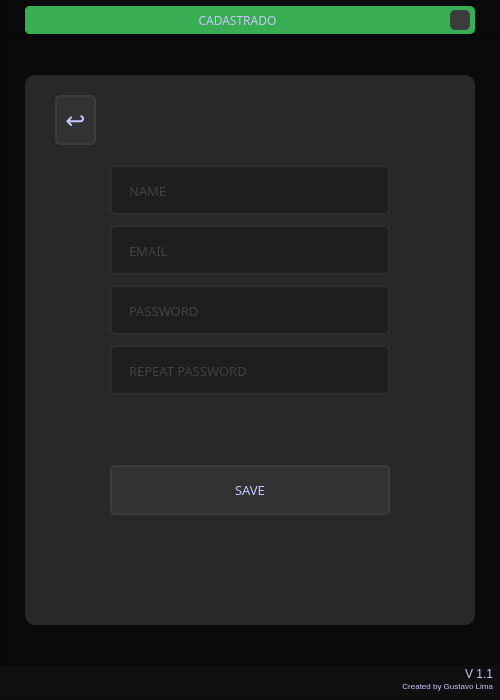
Qt form Qt/make_user.ui (GLimas99/MakeForms) before a commit.
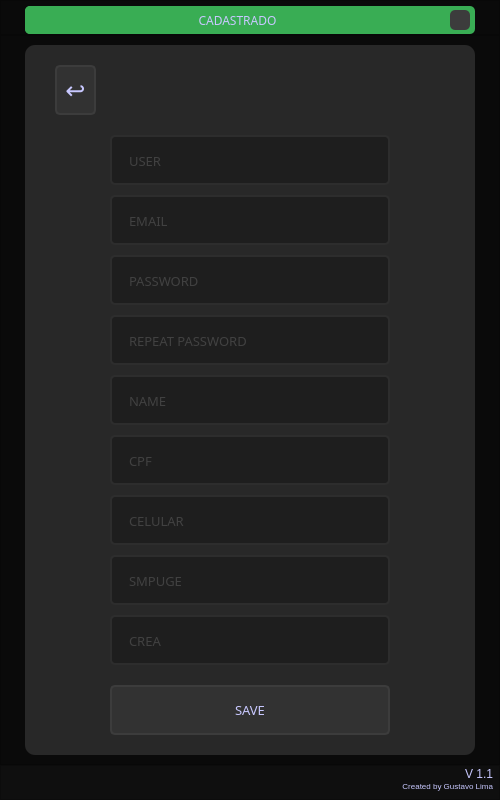
The same form after that commit. Icons and pictures are not drawn.

```diff
--- a/Qt/make_user.ui
+++ b/Qt/make_user.ui
@@ -7,7 +7,7 @@
     <x>0</x>
     <y>0</y>
     <width>500</width>
-    <height>700</height>
+    <height>800</height>
    </rect>
   </property>
   <property name="font">
@@ -177,7 +177,7 @@
          <property name="maximumSize">
           <size>
            <width>450</width>
-           <height>550</height>
+           <height>800</height>
           </size>
          </property>
          <property name="styleSheet">
@@ -247,7 +247,7 @@
            <number>32</number>
           </property>
           <property name="placeholderText">
-           <string>NAME</string>
+           <string>USER</string>
           </property>
          </widget>
          <widget class="QLineEdit" name="txt_email">
@@ -368,7 +368,7 @@
           <property name="geometry">
            <rect>
             <x>85</x>
-            <y>390</y>
+            <y>640</y>
             <width>280</width>
             <height>50</height>
            </rect>
@@ -434,6 +434,196 @@
            <string>↩</string>
           </property>
          </widget>
+         <widget class="QLineEdit" name="txt_name_2">
+          <property name="geometry">
+           <rect>
+            <x>85</x>
+            <y>330</y>
+            <width>280</width>
+            <height>50</height>
+           </rect>
+          </property>
+          <property name="font">
+           <font>
+            <family>Quicksand</family>
+            <pointsize>10</pointsize>
+           </font>
+          </property>
+          <property name="styleSheet">
+           <string notr="true">QLineEdit{
+	border: 2px solid rgb(45, 45, 45);
+	border-radius: 5px;
+	padding: 15px;
+	background-color: rgb(30, 30, 30);
+	color: rgb(100, 100, 100);
+}
+QLineEdit:hover{
+	border: 2px solid rgb(55, 55, 55);
+}
+QLineEdit:focus{
+	border: 2px solid rgb(255, 207, 0);
+	color: rgb(200, 200, 200);
+}</string>
+          </property>
+          <property name="maxLength">
+           <number>32</number>
+          </property>
+          <property name="placeholderText">
+           <string>NAME</string>
+          </property>
+         </widget>
+         <widget class="QLineEdit" name="txt_cpf">
+          <property name="geometry">
+           <rect>
+            <x>85</x>
+            <y>390</y>
+            <width>280</width>
+            <height>50</height>
+           </rect>
+          </property>
+          <property name="font">
+           <font>
+            <family>Quicksand</family>
+            <pointsize>10</pointsize>
+           </font>
+          </property>
+          <property name="styleSheet">
+           <string notr="true">QLineEdit{
+	border: 2px solid rgb(45, 45, 45);
+	border-radius: 5px;
+	padding: 15px;
+	background-color: rgb(30, 30, 30);
+	color: rgb(100, 100, 100);
+}
+QLineEdit:hover{
+	border: 2px solid rgb(55, 55, 55);
+}
+QLineEdit:focus{
+	border: 2px solid rgb(255, 207, 0);
+	color: rgb(200, 200, 200);
+}</string>
+          </property>
+          <property name="maxLength">
+           <number>32</number>
+          </property>
+          <property name="placeholderText">
+           <string>CPF</string>
+          </property>
+         </widget>
+         <widget class="QLineEdit" name="txt_celular">
+          <property name="geometry">
+           <rect>
+            <x>85</x>
+            <y>450</y>
+            <width>280</width>
+            <height>50</height>
+           </rect>
+          </property>
+          <property name="font">
+           <font>
+            <family>Quicksand</family>
+            <pointsize>10</pointsize>
+           </font>
+          </property>
+          <property name="styleSheet">
+           <string notr="true">QLineEdit{
+	border: 2px solid rgb(45, 45, 45);
+	border-radius: 5px;
+	padding: 15px;
+	background-color: rgb(30, 30, 30);
+	color: rgb(100, 100, 100);
+}
+QLineEdit:hover{
+	border: 2px solid rgb(55, 55, 55);
+}
+QLineEdit:focus{
+	border: 2px solid rgb(255, 207, 0);
+	color: rgb(200, 200, 200);
+}</string>
+          </property>
+          <property name="maxLength">
+           <number>32</number>
+          </property>
+          <property name="placeholderText">
+           <string>CELULAR</string>
+          </property>
+         </widget>
+         <widget class="QLineEdit" name="txt_smpuge">
+          <property name="geometry">
+           <rect>
+            <x>85</x>
+            <y>510</y>
+            <width>280</width>
+            <height>50</height>
+           </rect>
+          </property>
+          <property name="font">
+           <font>
+            <family>Quicksand</family>
+            <pointsize>10</pointsize>
+           </font>
+          </property>
+          <property name="styleSheet">
+           <string notr="true">QLineEdit{
+	border: 2px solid rgb(45, 45, 45);
+	border-radius: 5px;
+	padding: 15px;
+	background-color: rgb(30, 30, 30);
+	color: rgb(100, 100, 100);
+}
+QLineEdit:hover{
+	border: 2px solid rgb(55, 55, 55);
+}
+QLineEdit:focus{
+	border: 2px solid rgb(255, 207, 0);
+	color: rgb(200, 200, 200);
+}</string>
+          </property>
+          <property name="maxLength">
+           <number>32</number>
+          </property>
+          <property name="placeholderText">
+           <string>SMPUGE</string>
+          </property>
+         </widget>
+         <widget class="QLineEdit" name="txt_crea">
+          <property name="geometry">
+           <rect>
+            <x>85</x>
+            <y>570</y>
+            <width>280</width>
+            <height>50</height>
+           </rect>
+          </property>
+          <property name="font">
+           <font>
+            <family>Quicksand</family>
+            <pointsize>10</pointsize>
+           </font>
+          </property>
+          <property name="styleSheet">
+           <string notr="true">QLineEdit{
+	border: 2px solid rgb(45, 45, 45);
+	border-radius: 5px;
+	padding: 15px;
+	background-color: rgb(30, 30, 30);
+	color: rgb(100, 100, 100);
+}
+QLineEdit:hover{
+	border: 2px solid rgb(55, 55, 55);
+}
+QLineEdit:focus{
+	border: 2px solid rgb(255, 207, 0);
+	color: rgb(200, 200, 200);
+}</string>
+          </property>
+          <property name="maxLength">
+           <number>32</number>
+          </property>
+          <property name="placeholderText">
+           <string>CREA</string>
+          </property>
+         </widget>
         </widget>
        </item>
       </layout>
```
Left out of the diff: 2 changed lines with no effect on the pictures.
